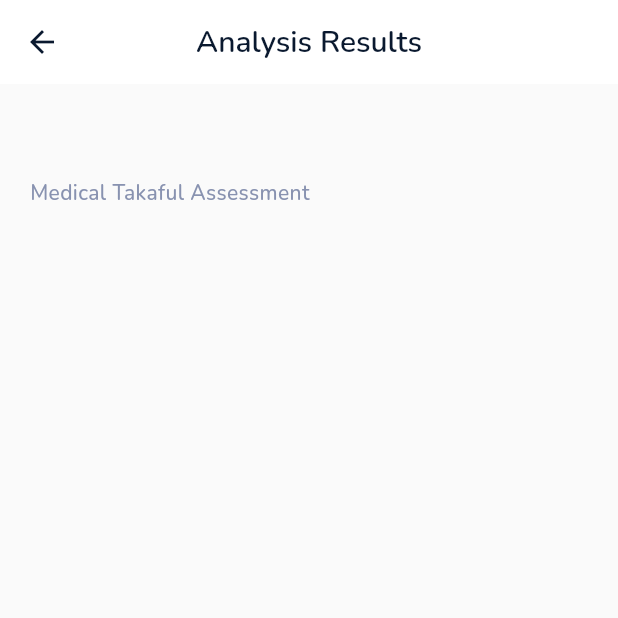
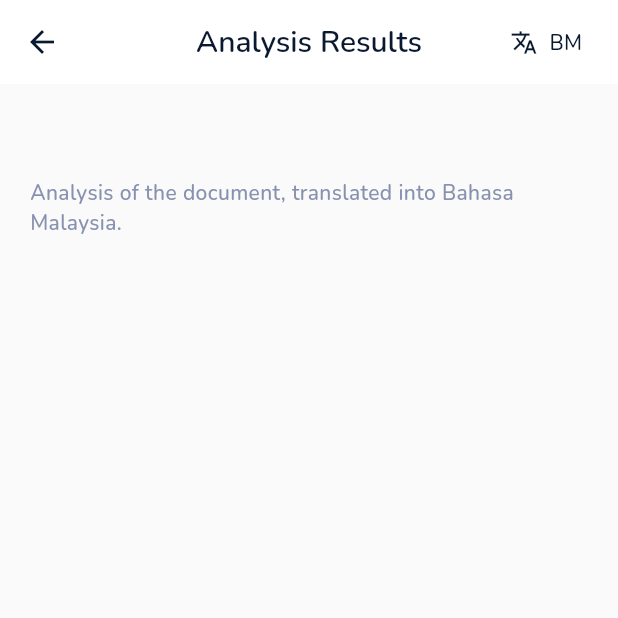
Before and after one commit to masrie03/KitaHack-2026, a Flutter app: the AnalysisHighlightScreen screen opened directly with empty values, on a phone screen of 412 x 824 dp, the top half of it. Run offline on Flutter 3.47's test engine with Material 3 defaults, Android fonts, the phone set to English and light mode, and no system bars; our stand-ins replace dio, dotted_border, file_picker, flutter_animate, google_fonts; missing offline and left inert: translator.

Commit message:
Final version to overwrite main

```diff
--- a/Frontend/lib/screens/analysis_highlight_screen.dart
+++ b/Frontend/lib/screens/analysis_highlight_screen.dart
@@ -1,11 +1,12 @@
 import 'package:flutter/material.dart';
+import 'package:translator/translator.dart';
 import '../models/clause.dart';
 import '../theme/app_colors.dart';
 import '../theme/app_text_styles.dart';
 import '../widgets/clause_card.dart';
 import '../widgets/insight_bottom_sheet.dart';
 
-class AnalysisHighlightScreen extends StatelessWidget {
+class AnalysisHighlightScreen extends StatefulWidget {
   final dynamic analysisData;
 
   const AnalysisHighlightScreen({
@@ -13,16 +14,26 @@ class AnalysisHighlightScreen extends StatelessWidget {
     required this.analysisData,
   }) : super(key: key);
 
+  @override
+  State<AnalysisHighlightScreen> createState() => _AnalysisHighlightScreenState();
+}
+
+class _AnalysisHighlightScreenState extends State<AnalysisHighlightScreen> {
+  // --- Translation State ---
+  final GoogleTranslator _translator = GoogleTranslator();
+  bool _isBM = false;
+  bool _isTranslating = false;
+  List<Clause> _translatedClauses = [];
+
   /// --- REAL DATA MAPPING & FILTERING ---
   List<Clause> getRealClauses() {
-    if (analysisData == null || analysisData['clauses'] == null) {
-      return []; // Return empty instead of mock data
+    if (widget.analysisData == null || widget.analysisData['clauses'] == null) {
+      return [];
     }
 
-    final List<dynamic> rawList = analysisData['clauses'];
+    final List<dynamic> rawList = widget.analysisData['clauses'];
 
     try {
-      // 1. Filter out the "Not found" / "N/A" noise from the Cuad-v1 benchmark
       return rawList.where((item) {
         final String clauseText = item['clause']?.toString().toLowerCase() ?? '';
         final String riskLevel = item['risk_level']?.toString().toLowerCase() ?? '';
@@ -35,11 +46,10 @@ class AnalysisHighlightScreen extends StatelessWidget {
 
         return !isNotFound && !isMismatch;
       }).map((item) {
-        // 2. Map the actual backend keys to your Clause model
         final rawRisk = item['risk_level'] ?? item['riskLevel'] ?? item['risk'];
 
         return Clause(
-          title: item['category']?.toString() ?? 'Insurance Clause',
+          title: item['category']?.toString() ?? 'Legal Clause',
           text: item['clause']?.toString() ?? '',
           riskLevel: _parseRisk(rawRisk?.toString()),
           plainEnglishExplanation: item['explanation']?.toString() ?? 'Analyzing details...',
@@ -60,7 +70,49 @@ class AnalysisHighlightScreen extends StatelessWidget {
     return RiskLevel.low;
   }
 
-  /// --- UI SUMMARY HEADER ---
+  /// --- TRANSLATION FUNCTION ---
+  Future<void> _toggleLanguage(List<Clause> originalClauses) async {
+    if (_isBM) {
+      setState(() => _isBM = false);
+      return;
+    }
+
+    if (_translatedClauses.isNotEmpty && _translatedClauses.length == originalClauses.length) {
+      setState(() => _isBM = true);
+      return;
+    }
+
+    setState(() => _isTranslating = true);
+
+    try {
+      List<Clause> translated = [];
+      for (var clause in originalClauses) {
+        var titleT = await _translator.translate(clause.title, to: 'ms');
+        var textT = await _translator.translate(clause.text, to: 'ms');
+        var explanationT = await _translator.translate(clause.plainEnglishExplanation, to: 'ms');
+        var recT = await _translator.translate(clause.recommendation, to: 'ms');
+
+        translated.add(Clause(
+          title: titleT.text,
+          text: textT.text,
+          riskLevel: clause.riskLevel,
+          plainEnglishExplanation: explanationT.text,
+          recommendation: recT.text,
+        ));
+      }
+
+      setState(() {
+        _translatedClauses = translated;
+        _isBM = true;
+        _isTranslating = false;
+      });
+    } catch (e) {
+      setState(() => _isTranslating = false);
+      debugPrint("Translation Error: $e");
+    }
+  }
+
+  /// --- UI COMPONENTS ---
   Widget _buildSummaryHeader(List<Clause> clauses) {
     final highCount = clauses.where((c) => c.riskLevel == RiskLevel.high).length;
     final medCount = clauses.where((c) => c.riskLevel == RiskLevel.medium).length;
@@ -76,8 +128,8 @@ class AnalysisHighlightScreen extends StatelessWidget {
       child: Row(
         mainAxisAlignment: MainAxisAlignment.spaceAround,
         children: [
-          _summaryItem("High Risk", highCount, Colors.white),
-          _summaryItem("Medium Risk", medCount, Colors.white),
+          _summaryItem("High Risk", highCount, Colors.redAccent),
+          _summaryItem("Medium Risk", medCount, Colors.orangeAccent),
           _summaryItem("Identified", clauses.length, AppColors.primaryNavy),
         ],
       ),
@@ -104,10 +156,13 @@ class AnalysisHighlightScreen extends StatelessWidget {
 
   @override
   Widget build(BuildContext context) {
-    final List<Clause> realClauses = getRealClauses();
-    final String fileName = analysisData?['filename'] ?? "Document Analysis";
+    final List<Clause> englishClauses = getRealClauses();
+    final List<Clause> displayClauses = _isBM ? _translatedClauses : englishClauses;
+    final String fileName = widget.analysisData?['filename'] ?? "Document Analysis";
 
-    return Scaffold(
+    return Stack(
+      children: [
+        Scaffold(
           backgroundColor: Colors.grey[50],
           appBar: AppBar(
             backgroundColor: Colors.white,
@@ -117,17 +172,27 @@ class AnalysisHighlightScreen extends StatelessWidget {
               onPressed: () => Navigator.pop(context),
             ),
             title: Text("Analysis Results", style: AppTextStyles.subHeader.copyWith(color: AppColors.primaryNavy)),
+            actions: [
+              // Language Toggle
+              Padding(
+                padding: const EdgeInsets.only(right: 8.0),
+                child: TextButton.icon(
+                  onPressed: _isTranslating ? null : () => _toggleLanguage(englishClauses),
+                  icon: const Icon(Icons.translate,
+                  size: 18,
+                  color:AppColors.primaryNavy ),
+                  label: Text(_isBM ? "EN" : "BM", style: TextStyle(color: AppColors.primaryNavy)),
+                ),
+              ),
+            ],
           ),
           body: Column(
             children: [
-          // Dynamic Summary Header
-          if (realClauses.isNotEmpty) _buildSummaryHeader(realClauses),
-
+              if (displayClauses.isNotEmpty) _buildSummaryHeader(displayClauses),
               Expanded(
                 child: ListView.builder(
                   padding: const EdgeInsets.all(20),
-              // +1 for the Header Title item
-              itemCount: realClauses.isEmpty ? 1 : realClauses.length + 1,
+                  itemCount: displayClauses.isEmpty ? 1 : displayClauses.length + 1,
                   itemBuilder: (context, index) {
                     if (index == 0) {
                       return Padding(
@@ -143,17 +208,18 @@ class AnalysisHighlightScreen extends StatelessWidget {
                               ),
                             ),
                             const SizedBox(height: 8),
-                        Text("Medical Takaful Assessment", style: AppTextStyles.caption),
+                            Text(_isBM ? "Analisis dokumen yang telah diterjemahkan ke dalam Bahasa Melayu." : "Analysis of the document, translated into Bahasa Malaysia.",
+                                 style: AppTextStyles.caption),
                           ],
                         ),
                       );
                     }
 
-                if (realClauses.isEmpty) {
-                  return const Center(child: Text("No relevant medical clauses found."));
+                    if (displayClauses.isEmpty) {
+                      return const Center(child: Text("No relevant clauses found."));
                     }
 
-                final currentClause = realClauses[index - 1];
+                    final currentClause = displayClauses[index - 1];
                     return ClauseCard(
                       clause: currentClause,
                       onTap: () => _showInsight(context, currentClause),
@@ -161,47 +227,31 @@ class AnalysisHighlightScreen extends StatelessWidget {
                   },
                 ),
               ),
-
-          // Action Buttons
-          if (realClauses.isNotEmpty)
-            Visibility(
-              visible: false,
-              child: Container(
-                padding: const EdgeInsets.all(20),
-                color: Colors.white,
-                child: SafeArea(
-                  child: Row(
-                    children: [
-                      Expanded(
-                        child: ElevatedButton(
-                          onPressed: () {},
-                          style: ElevatedButton.styleFrom(
-                            backgroundColor: AppColors.primaryNavy,
-                            padding: const EdgeInsets.symmetric(vertical: 16),
-                            shape: RoundedRectangleBorder(borderRadius: BorderRadius.circular(12)),
-                          ),
-                          child: Text("Accept Fully", style: AppTextStyles.button),
+            ],
           ),
         ),
-                      const SizedBox(width: 16),
-                      Expanded(
-                        child: OutlinedButton(
-                          onPressed: () {},
-                          style: OutlinedButton.styleFrom(
-                            padding: const EdgeInsets.symmetric(vertical: 16),
-                            side: const BorderSide(color: AppColors.primaryNavy),
-                            shape: RoundedRectangleBorder(borderRadius: BorderRadius.circular(12)),
-                          ),
-                          child: Text("Modify", style: AppTextStyles.button.copyWith(color: AppColors.primaryNavy)),
-                        ),
-                      ),
+
+        // Loading Overlay for Translation
+        if (_isTranslating)
+          Container(
+            color: Colors.black.withOpacity(0.3),
+            child: Center(
+              child: Card(
+                child: Padding(
+                  padding: const EdgeInsets.all(20.0),
+                  child: Column(
+                    mainAxisSize: MainAxisSize.min,
+                    children: const [
+                      CircularProgressIndicator(),
+                      SizedBox(height: 16),
+                      Text("Menterjemah...", style: TextStyle(fontWeight: FontWeight.bold)),
                     ],
                   ),
                 ),
               ),
             ),
+          ),
       ],
-      ),
     );
   }
 }
--- a/Frontend/pubspec.yaml
+++ b/Frontend/pubspec.yaml
@@ -16,6 +16,7 @@ dependencies:
   flutter_animate: ^4.2.0
   lucide_icons: ^0.257.0
   dio: ^5.4.0
+  translator: ^1.0.4+1
 
 dev_dependencies:
   flutter_test:
```
Also changed, not shown: Frontend/pubspec.lock. Lines whose indentation alone changed are shown as unchanged.
